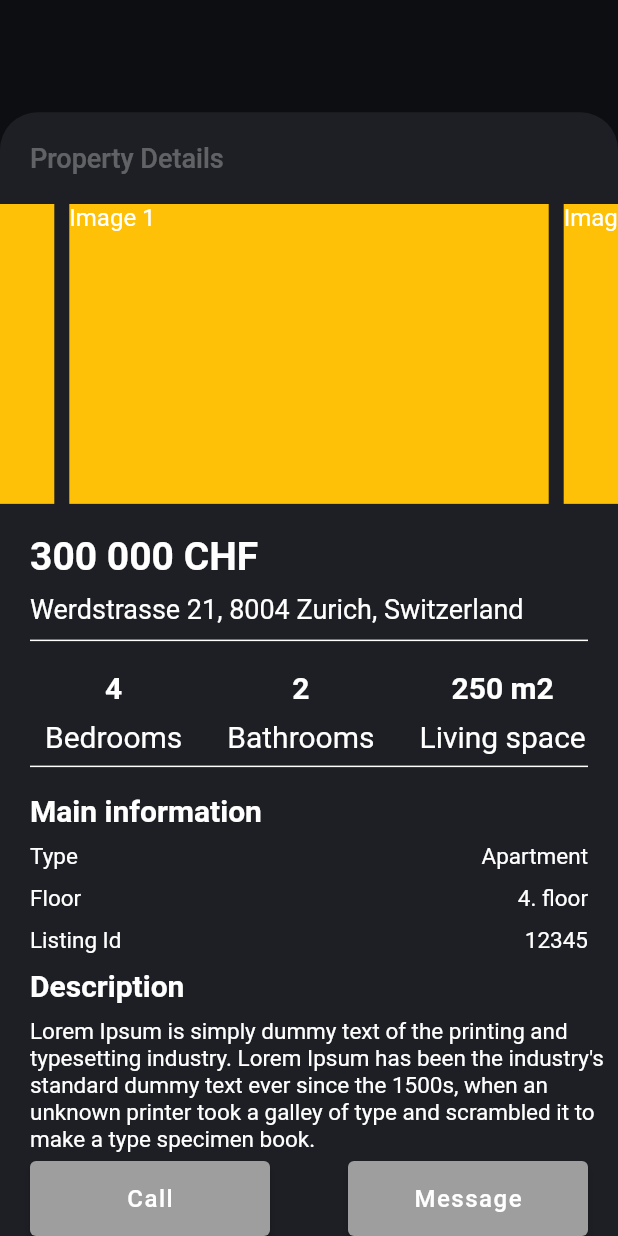
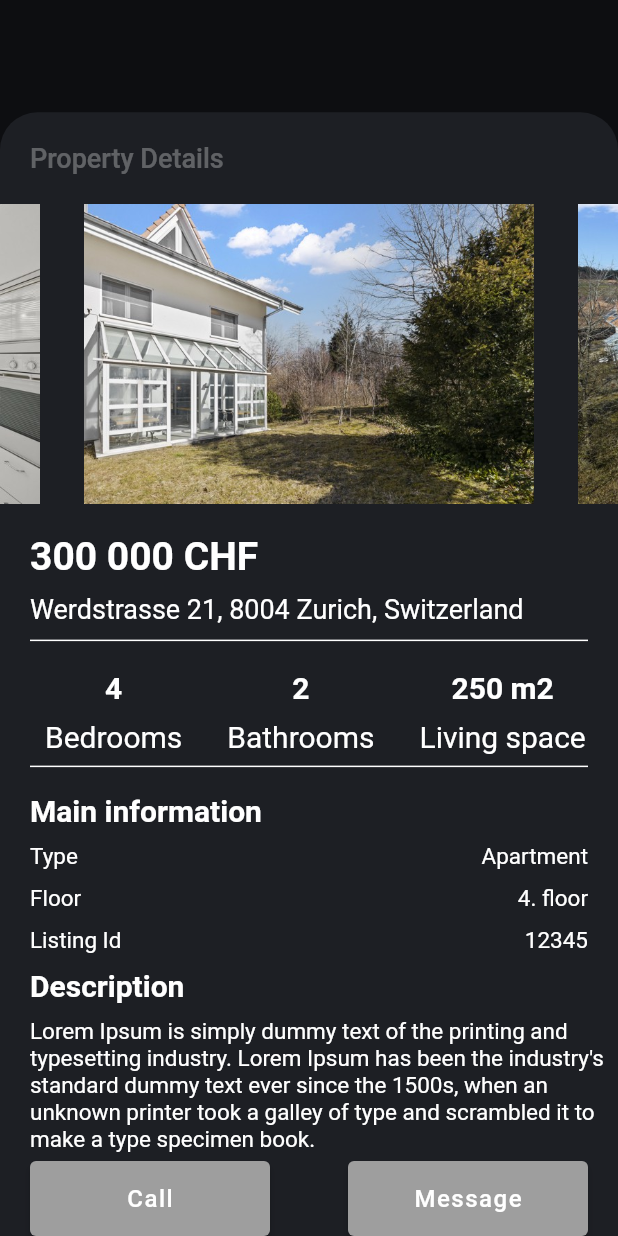
Before and after one commit to victornvg/Qvid, a Flutter app: what commentSheet() shows on an empty page, opened directly, on a phone screen of 412 x 824 dp. Run offline on Flutter 3.47's test engine with Material 2 defaults, Android fonts, the phone set to English and light mode, and no system bars; drawn by our look-alikes of carousel_slider; our stand-ins replace flutter_bloc, flutter_phoenix, google_fonts, google_mobile_ads, shared_preferences, video_player; missing offline and left inert: animation_wrappers; accounts and stored records are empty; network calls fail.

Commit message:
add images to listing detail

```diff
--- a/lib/BottomNavigation/Home/comment_sheet.dart
+++ b/lib/BottomNavigation/Home/comment_sheet.dart
@@ -60,14 +60,7 @@ void commentSheet(BuildContext context) async {
                         items: [1,2,3,4,5].map((i) {
                           return Builder(
                             builder: (BuildContext context) {
-                              return Container(
-                                  width: MediaQuery.of(context).size.width,
-                                  margin: EdgeInsets.symmetric(horizontal: 5.0),
-                                  decoration: BoxDecoration(
-                                      color: Colors.amber
-                                  ),
-                                  child: Text('Image $i', style: TextStyle(fontSize: 16.0),)
-                              );
+                              return Image.asset("assets/images/listing/$i.jpg");
                             },
                           );
                         }).toList(),
--- a/pubspec.yaml
+++ b/pubspec.yaml
@@ -41,6 +41,7 @@ flutter:
     - assets/
     - assets/videos/
     - assets/images/
+    - assets/images/listing/
     - assets/icons/
     - assets/user/
     - assets/thumbnails/dance/
```
Also changed, not shown: assets/images/listing/1.jpg (added), assets/images/listing/2.jpg (added), assets/images/listing/3.jpg (added), assets/images/listing/4.jpg (added), assets/images/listing/5.jpg (added).
